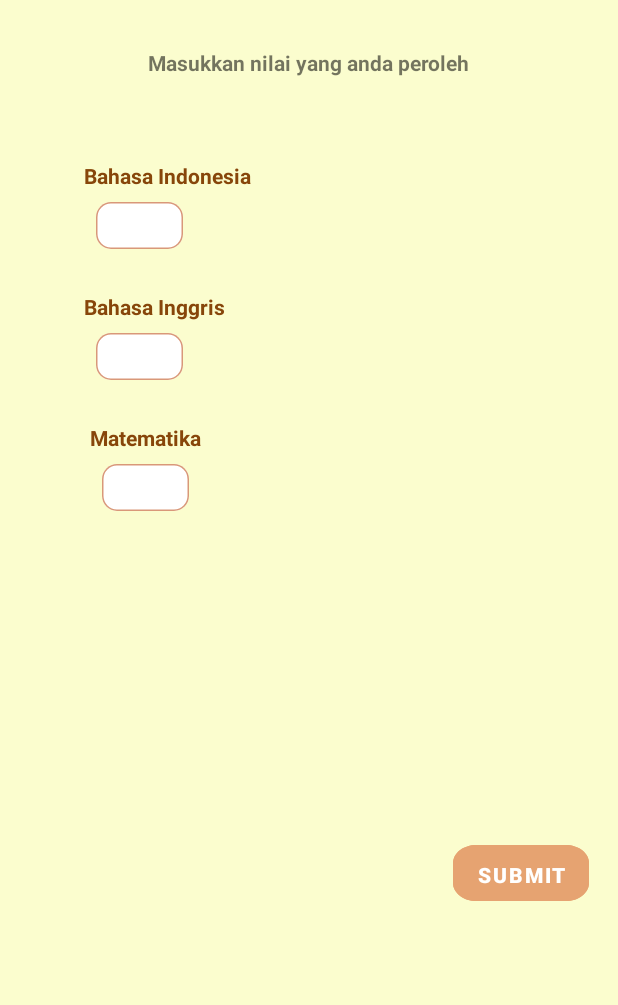
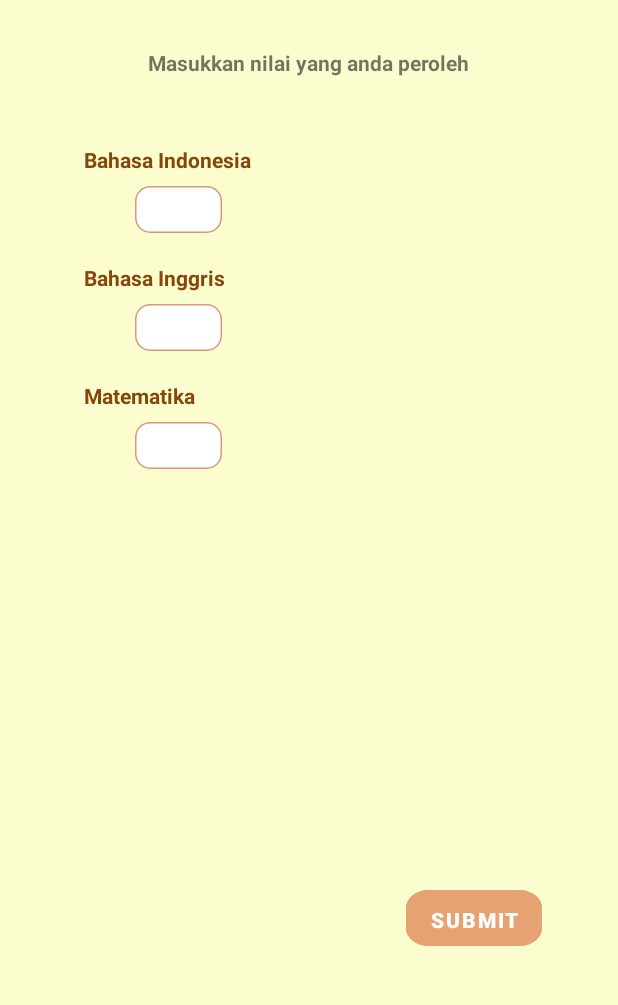
Before and after one commit to freewanderers/Capstone_Bangkit, an Android app: the Form2Fragment screen opened through its navigation route, on a phone screen of 412 x 824 dp, the part 150-1155 px from its top. Run offline under Robolectric (Android 15) with nearby library versions, the phone set to English and light mode, and no system bars.

Commit message:
android layout change

```diff
--- a/Android/app/src/main/res/layout/activity_main.xml
+++ b/Android/app/src/main/res/layout/activity_main.xml
@@ -12,5 +12,7 @@
         android:layout_width="match_parent"
         android:layout_height="match_parent"
         app:defaultNavHost="true"
-        app:navGraph="@navigation/main_navigation" />
+        app:navGraph="@navigation/main_navigation"
+        tools:layout_editor_absoluteX="0dp"
+        tools:layout_editor_absoluteY="0dp" />
 </androidx.constraintlayout.widget.ConstraintLayout>
--- a/Android/app/src/main/res/layout/fragment_form2.xml
+++ b/Android/app/src/main/res/layout/fragment_form2.xml
@@ -1,19 +1,17 @@
 <?xml version="1.0" encoding="utf-8"?>
 <androidx.constraintlayout.widget.ConstraintLayout xmlns:android="http://schemas.android.com/apk/res/android"
+    xmlns:app="http://schemas.android.com/apk/res-auto"
     xmlns:tools="http://schemas.android.com/tools"
     android:layout_width="match_parent"
     android:layout_height="match_parent"
-    xmlns:app="http://schemas.android.com/apk/res-auto"
-    tools:context=".Form2Fragment"
-    android:background="@color/customcolor2">
+    android:background="@color/customcolor2"
+    tools:context=".Form2Fragment">
 
     <TextView
         android:id="@+id/bakat"
         android:layout_width="wrap_content"
         android:layout_height="32dp"
-        android:layout_marginStart="167dp"
         android:layout_marginTop="68dp"
-        android:layout_marginEnd="168dp"
         android:gravity="center_horizontal|top"
         android:text="@string/bakat"
         android:textAppearance="@style/bakat"
@@ -28,8 +26,8 @@
         android:layout_marginTop="32dp"
         android:text="@string/masukkan_nilai_yang_anda_peroleh"
         android:textSize="14sp"
-        app:layout_constraintEnd_toEndOf="@+id/bakat"
-        app:layout_constraintStart_toStartOf="@+id/bakat"
+        app:layout_constraintEnd_toEndOf="parent"
+        app:layout_constraintStart_toStartOf="parent"
         app:layout_constraintTop_toBottomOf="@+id/bakat" />
 
     <TextView
@@ -38,7 +36,7 @@
         android:layout_width="wrap_content"
         android:layout_height="19dp"
         android:layout_marginStart="56dp"
-        android:layout_marginTop="56dp"
+        android:layout_marginTop="45dp"
         android:gravity="center_horizontal|top"
         android:text="@string/bahasa_indo"
         android:textAppearance="@style/string_form"
@@ -48,36 +46,39 @@
     <EditText
         android:id="@+id/input_bahasa_indo"
         style="@style/shape2"
+        android:layout_marginStart="56dp"
+        android:layout_marginTop="8dp"
+        android:layout_marginEnd="230dp"
+        android:inputType="numberDecimal"
         android:maxLength="5"
-        android:inputType="numberDecimal"
         android:textAlignment="center"
-        android:layout_marginStart="8dp"
-        android:layout_marginTop="8dp"
-        app:layout_constraintStart_toStartOf="@+id/bahasa_indo"
+        app:layout_constraintEnd_toEndOf="parent"
+        app:layout_constraintStart_toStartOf="parent"
         app:layout_constraintTop_toBottomOf="@+id/bahasa_indo" />
 
     <TextView
         android:id="@+id/bahasa_inggris"
         android:layout_width="wrap_content"
         android:layout_height="19dp"
-        android:layout_marginTop="68dp"
+        android:layout_marginStart="56dp"
+        android:layout_marginTop="20dp"
         android:gravity="center_horizontal|top"
         android:text="@string/bahasa_inggris"
         android:textAppearance="@style/string_form"
-        app:layout_constraintEnd_toEndOf="@+id/bahasa_indo"
-        app:layout_constraintHorizontal_bias="0.0"
-        app:layout_constraintStart_toStartOf="@+id/bahasa_indo"
-        app:layout_constraintTop_toBottomOf="@+id/bahasa_indo" />
+        app:layout_constraintStart_toStartOf="parent"
+        app:layout_constraintTop_toBottomOf="@+id/input_bahasa_indo" />
 
     <EditText
         android:id="@+id/input_bahasa_inggris"
         style="@style/shape2"
+        android:layout_marginStart="56dp"
+        android:layout_marginTop="8dp"
+        android:layout_marginEnd="230dp"
+        android:inputType="numberDecimal"
         android:maxLength="5"
-        android:inputType="numberDecimal"
         android:textAlignment="center"
-        android:layout_marginStart="8dp"
-        android:layout_marginTop="8dp"
-        app:layout_constraintStart_toStartOf="@+id/bahasa_inggris"
+        app:layout_constraintEnd_toEndOf="parent"
+        app:layout_constraintStart_toStartOf="parent"
         app:layout_constraintTop_toBottomOf="@+id/bahasa_inggris" />
 
 
@@ -85,36 +86,38 @@
         android:id="@+id/matematika"
         android:layout_width="wrap_content"
         android:layout_height="19dp"
-        android:layout_marginTop="68dp"
-        android:layout_marginEnd="16dp"
+        android:layout_marginStart="56dp"
+        android:layout_marginTop="20dp"
         android:gravity="center_horizontal|top"
         android:text="@string/matematika"
         android:textAppearance="@style/string_form"
-        app:layout_constraintEnd_toEndOf="@+id/bahasa_inggris"
-        app:layout_constraintHorizontal_bias="0.0"
-        app:layout_constraintStart_toStartOf="@+id/kesenian"
-        app:layout_constraintTop_toBottomOf="@+id/bahasa_inggris" />
+        app:layout_constraintStart_toStartOf="parent"
+        app:layout_constraintTop_toBottomOf="@+id/input_bahasa_inggris" />
 
     <EditText
         android:id="@+id/input_mtk"
         style="@style/shape2"
-        android:layout_marginStart="8dp"
+        android:layout_marginStart="56dp"
         android:layout_marginTop="8dp"
+        android:layout_marginEnd="230dp"
         android:inputType="numberDecimal"
         android:maxLength="5"
         android:textAlignment="center"
-        app:layout_constraintStart_toStartOf="@+id/matematika"
+        app:layout_constraintEnd_toEndOf="parent"
+        app:layout_constraintStart_toStartOf="parent"
         app:layout_constraintTop_toBottomOf="@+id/matematika" />
 
     <Button
         android:id="@+id/btn_submit"
         style="@style/shape3"
         android:layout_width="wrap_content"
-        android:layout_marginStart="176dp"
-        android:layout_marginTop="512dp"
+        android:layout_marginStart="220dp"
+        android:layout_marginTop="600dp"
         android:text="@string/submit"
         app:backgroundTint="#E6A371"
-        app:layout_constraintStart_toEndOf="@+id/input_mtk"
-        app:layout_constraintTop_toBottomOf="@+id/textView" />
+        app:layout_constraintBottom_toBottomOf="parent"
+        app:layout_constraintEnd_toEndOf="parent"
+        app:layout_constraintStart_toStartOf="parent"
+        app:layout_constraintTop_toTopOf="parent" />
 
 </androidx.constraintlayout.widget.ConstraintLayout>
--- a/Android/app/src/main/res/values/strings.xml
+++ b/Android/app/src/main/res/values/strings.xml
@@ -27,6 +27,7 @@
     <string name="masukkan_nilai_yang_anda_peroleh"><b>Masukkan nilai yang anda peroleh</b></string>
     <string name="apa_jurusan_anda_saat_di_sma"><b>Apa jurusan anda saat di SMA?</b></string>
     <string name="heres_s_the_result"><b>Heres’s the Result</b></string>
-    <string name="caption">Tekan tombol di bawah ini untuk menemukan BAKAT Anda,</string>
-    <string name="caption2">dan semua anda mendapatkan yang terbaik :)</string>
+    <string name="caption">Tekan tombol di bawah ini untuk menemukan JURUSAN sesuai</string>
+    <string name="caption2">NILAI Anda,</string>
+    <string name="caption3">dan semoga anda mendapatkan yang terbaik :)</string>
 </resources>
```
Also changed, not shown: Android/app/src/main/res/layout/fragment_form1.xml (+38 -34 lines), Android/app/src/main/res/layout/fragment_form3.xml (+37 -33 lines), Android/app/src/main/res/layout/fragment_start.xml (+24 -16 lines), 1 other file.
